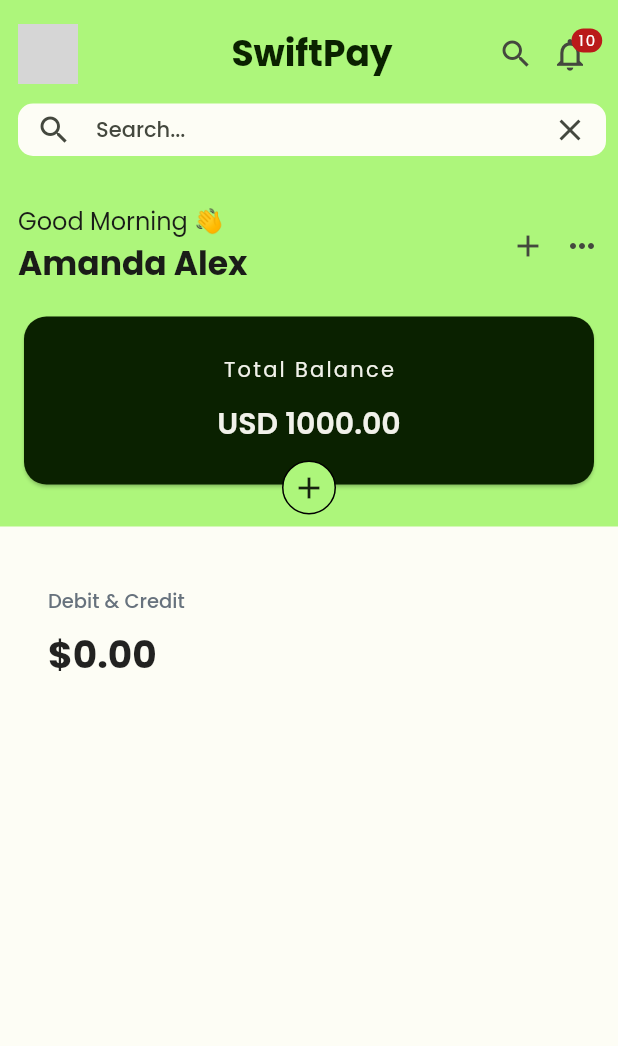
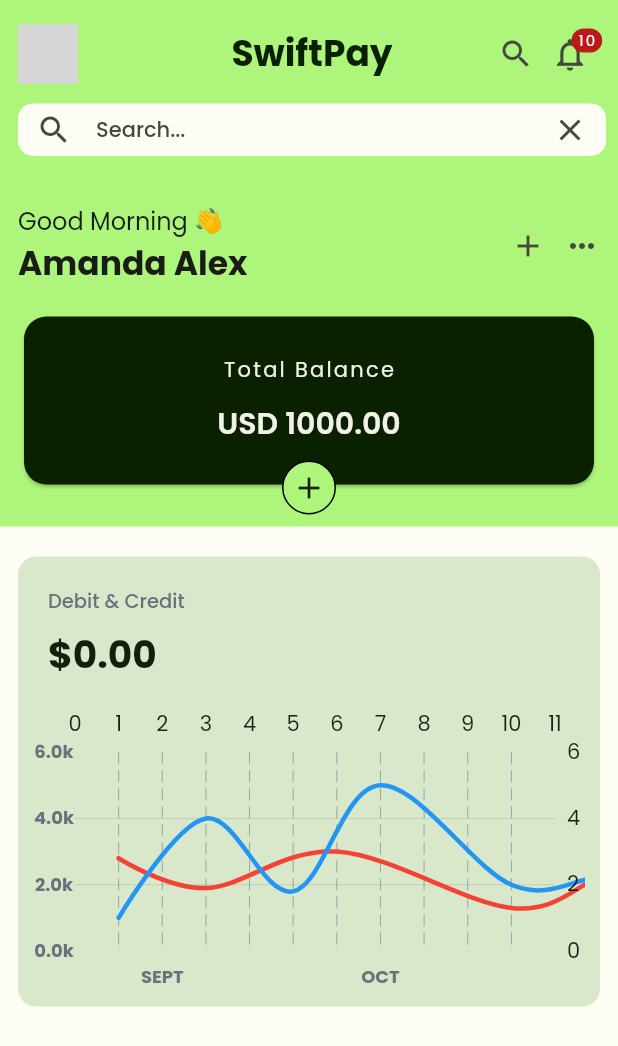
Before and after one commit to ndungujan23/ewallet, a Flutter app: the DashboardScreen screen opened by its route, after a tap on the "search" icon, on a phone screen of 412 x 824 dp. Shown: the top 1046 px of the screen. Run offline on Flutter 3.47's test engine with Material 2 defaults, Android fonts, the phone set to English and light mode, and no system bars; drawn by our look-alikes of fl_chart; our stand-ins replace equatable, flutter_native_splash, flutter_riverpod, go_router, google_fonts, sqflite; accounts and stored records are empty; network calls fail; grey boxes are pictures that could not be loaded.

Commit message:
updated transactions chart

```diff
--- a/lib/src/ui/widgets/transactions_chart.dart
+++ b/lib/src/ui/widgets/transactions_chart.dart
@@ -1,3 +1,4 @@
+import 'package:fl_chart/fl_chart.dart';
 import 'package:flutter/material.dart';
 
 class TransactionsChart extends StatelessWidget {
@@ -14,13 +15,16 @@ class TransactionsChart extends StatelessWidget {
   Widget build(BuildContext context) {
     return Container(
       width: MediaQuery.of(context).size.width,
-      height: 250.0,
+      height: 300.0,
       decoration: BoxDecoration(
-          color: Theme.of(context).colorScheme.surface,
+          color: Theme.of(context).colorScheme.secondaryContainer,
           borderRadius: BorderRadius.circular(12),
           boxShadow: [
             BoxShadow(
-              color: Theme.of(context).colorScheme.surface.withOpacity(0.01),
+              color: Theme.of(context)
+                  .colorScheme
+                  .secondaryContainer
+                  .withOpacity(0.01),
               spreadRadius: 10,
               blurRadius: 3,
               // changes position of shadow
@@ -43,13 +47,16 @@ class TransactionsChart extends StatelessWidget {
                           color: const Color(0xff67727d),
                         ),
                   ),
-                  const SizedBox(height: 8,),
+                  const SizedBox(
+                    height: 8,
+                  ),
                   Text(
                     "\$$amount.00",
                     style: Theme.of(context).textTheme.labelLarge?.copyWith(
                         fontSize: 25,
                         fontWeight: FontWeight.bold,
-                    ),
+                        color:
+                            Theme.of(context).colorScheme.onSecondaryContainer),
                   )
                 ],
               ),
@@ -58,10 +65,10 @@ class TransactionsChart extends StatelessWidget {
               bottom: 0,
               child: Container(
                 width: (MediaQuery.of(context).size.width - 20),
-                height: 150,
-                // child: LineChart(
-                //   mainData(),
-                // ),
+                height: (MediaQuery.of(context).size.height * 0.23),
+                // height: 160,
+                padding: EdgeInsets.only(bottom: 5.0),
+                child: _chartBuilder(context),
               ),
             )
           ],
@@ -70,3 +77,119 @@ class TransactionsChart extends StatelessWidget {
     );
   }
 }
+
+Widget _chartBuilder(BuildContext context) {
+  return LineChart(txnData);
+}
+
+SideTitles get leftTitles => const SideTitles(
+      getTitlesWidget: _leftTitleWidgets,
+      showTitles: true,
+      // interval: 1,
+      reservedSize: 28,
+    );
+
+Widget _leftTitleWidgets(double value, TitleMeta meta) {
+  return Text(
+    '${value}k',
+    textAlign: TextAlign.center,
+    style: const TextStyle(
+      fontWeight: FontWeight.bold,
+      color: Color(0xff67727d),
+      fontSize: 12,
+    ),
+  );
+}
+
+SideTitles get bottomTitles => const SideTitles(
+      showTitles: true,
+      reservedSize: 22,
+      // interval: 1,
+      getTitlesWidget: _bottomTitleWidgets,
+    );
+
+Widget _bottomTitleWidgets(double value, TitleMeta meta) {
+  const style = TextStyle(
+      fontWeight: FontWeight.bold, color: Color(0xff68737d), fontSize: 12);
+  Widget text;
+  switch (value.toInt()) {
+    case 2:
+      text = const Text('SEPT', style: style);
+      break;
+    case 7:
+      text = const Text('OCT', style: style);
+      break;
+    case 12:
+      text = const Text('DEC', style: style);
+      break;
+    default:
+      text = const Text('');
+      break;
+  }
+
+  return SideTitleWidget(
+    axisSide: meta.axisSide,
+    child: text,
+  );
+}
+
+LineChartData txnData = LineChartData(
+  gridData: FlGridData(
+      show: true,
+      drawHorizontalLine: true,
+      getDrawingHorizontalLine: (value) {
+        return const FlLine(
+          color: Color(0xff37434d),
+          strokeWidth: 0.1,
+        );
+      }),
+  borderData: FlBorderData(
+    show: false,
+  ),
+  minX: 0,
+  maxX: 11,
+  minY: 0,
+  maxY: 6,
+  titlesData: FlTitlesData(
+    show: true,
+    bottomTitles: AxisTitles(sideTitles: bottomTitles),
+    leftTitles: AxisTitles(sideTitles: leftTitles),
+  ),
+  lineBarsData: [
+    LineChartBarData(
+      spots: const [
+        FlSpot(1, 2.8),
+        FlSpot(3, 1.9),
+        FlSpot(6, 3),
+        FlSpot(10, 1.3),
+        FlSpot(12, 2.2),
+        FlSpot(13, 2.5),
+      ],
+      isCurved: true,
+      color: Colors.red,
+      barWidth: 3,
+      isStrokeCapRound: true,
+      dotData: const FlDotData(
+        show: false,
+      ),
+    ),
+    LineChartBarData(
+      spots: const [
+        FlSpot(1, 1),
+        FlSpot(3, 4),
+        FlSpot(5, 1.8),
+        FlSpot(7, 5),
+        FlSpot(10, 2),
+        FlSpot(12, 2.2),
+        FlSpot(13, 1.8),
+      ],
+      isCurved: true,
+      color: Colors.blue,
+      barWidth: 3,
+      isStrokeCapRound: true,
+      dotData: const FlDotData(
+        show: false,
+      ),
+    ),
+  ],
+);
```
Lines whose indentation alone changed are shown as unchanged.
